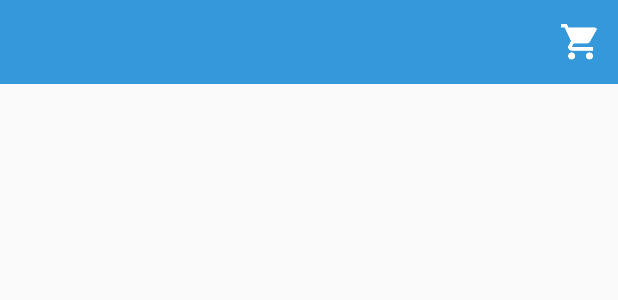
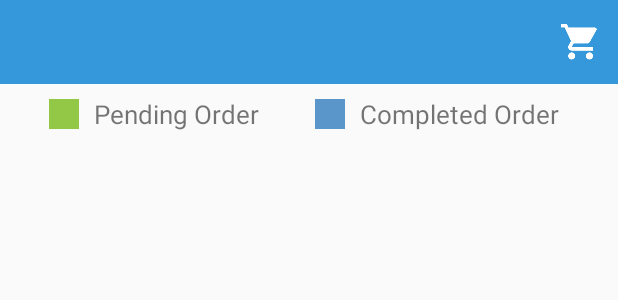
Before and after one commit to sagar091/Agam-Tradeilnks, an Android app: the layout activity_retailer_orders.xml on its own in the app's theme, with its tools: preview values and no code run, on a phone screen of 412 x 824 dp. Shown: the top 300 px of the screen. Run offline under Robolectric (Android 15) with nearby library versions, the light colour scheme and no system bars; network calls fail.

Commit message:
office-work-2-25-9

```diff
--- a/app/src/main/java/com/example/sagar/myapplication/marketing/fragment/RetailerMarketingFragment.java
+++ b/app/src/main/java/com/example/sagar/myapplication/marketing/fragment/RetailerMarketingFragment.java
@@ -16,6 +16,7 @@ import android.widget.ListView;
 
 import com.example.sagar.myapplication.R;
 import com.example.sagar.myapplication.helper.ComplexPreferences;
+import com.example.sagar.myapplication.helper.Functions;
 import com.example.sagar.myapplication.marketing.activity.MarketingDrawerActivity;
 import com.example.sagar.myapplication.marketing.activity.RetailerOrdersActivity;
 import com.example.sagar.myapplication.model.Retailer;
@@ -111,6 +112,8 @@ public class RetailerMarketingFragment extends Fragment {
             @Override
             public void onItemClick(AdapterView<?> parent, View view, int position, long id) {
 
+                Functions.hideKeyPad(getActivity(), view);
+
                 selectRetailerName = parent.getItemAtPosition(position) + "";
                 for (int i = 0; i < finalRetailerData.retailers.size(); i++) {
                     if (finalRetailerData.retailers.get(i).retailer.retailerName.equals(selectRetailerName)) {
--- a/app/src/main/java/com/example/sagar/myapplication/model/OrderClass.java
+++ b/app/src/main/java/com/example/sagar/myapplication/model/OrderClass.java
@@ -24,4 +24,10 @@ public class OrderClass {
 
     @SerializedName("order_id")
     public String order_id;
+
+    @SerializedName("dilivery_pending")
+    public String dilivery_pending;
+
+    @SerializedName("payment_pending")
+    public String payment_pending;
 }
--- a/app/src/main/res/layout/activity_retailer_orders.xml
+++ b/app/src/main/res/layout/activity_retailer_orders.xml
@@ -10,8 +10,9 @@
     <RelativeLayout
         android:layout_width="match_parent"
         android:layout_height="match_parent"
-        android:layout_below="@+id/relative2"
-        android:layout_margin="10dp">
+        android:layout_below="@+id/relative2">
+
+        <include layout="@layout/linear_colors"></include>
 
         <TextView
             android:id="@+id/noData"
@@ -22,5 +23,12 @@
             android:text="No Past Order for this retailer"
             android:textSize="30sp"
             android:visibility="gone" />
+
+        <ListView
+            android:id="@+id/listview"
+            android:layout_width="match_parent"
+            android:layout_height="match_parent"
+            android:layout_below="@+id/linearColors"
+            android:layout_margin="10dp"></ListView>
     </RelativeLayout>
 </RelativeLayout>
--- /dev/null
+++ b/app/src/main/res/layout/linear_colors.xml
@@ -0,0 +1,52 @@
+<?xml version="1.0" encoding="utf-8"?>
+<LinearLayout xmlns:android="http://schemas.android.com/apk/res/android"
+    android:id="@+id/linearColors"
+    android:layout_width="match_parent"
+    android:layout_height="wrap_content"
+    android:layout_marginTop="4dp"
+    android:orientation="horizontal">
+
+    <LinearLayout
+        android:id="@+id/l1"
+        android:layout_width="0dp"
+        android:layout_height="wrap_content"
+        android:layout_weight="0.5"
+        android:gravity="center"
+        android:orientation="horizontal"
+        android:padding="4dp">
+
+        <TextView
+            android:layout_width="20dp"
+            android:layout_height="20dp"
+            android:background="@color/quad_green" />
+
+        <TextView
+            android:layout_width="wrap_content"
+            android:layout_height="wrap_content"
+            android:layout_marginLeft="10dp"
+            android:text="Pending Order"
+            android:textSize="17sp" />
+    </LinearLayout>
+
+    <LinearLayout
+        android:id="@+id/l2"
+        android:layout_width="0dp"
+        android:layout_height="wrap_content"
+        android:layout_weight="0.5"
+        android:gravity="center"
+        android:orientation="horizontal"
+        android:padding="4dp">
+
+        <TextView
+            android:layout_width="20dp"
+            android:layout_height="20dp"
+            android:background="@color/quad_blue" />
+
+        <TextView
+            android:layout_width="match_parent"
+            android:layout_height="wrap_content"
+            android:layout_marginLeft="10dp"
+            android:text="Completed Order"
+            android:textSize="17sp" />
+    </LinearLayout>
+</LinearLayout>
--- a/app/src/main/res/layout/order_row.xml
+++ b/app/src/main/res/layout/order_row.xml
@@ -7,7 +7,7 @@
     <LinearLayout
         android:id="@+id/fullLayout"
         android:layout_width="match_parent"
-        android:layout_height="match_parent"
+        android:layout_height="wrap_content"
         android:background="#ffffff"
         android:orientation="vertical"
         android:padding="3dp">
--- a/app/src/main/res/values/color.xml
+++ b/app/src/main/res/values/color.xml
@@ -15,7 +15,6 @@
     <color name="colorTextPrimary">#212121</color>
     <color name="colorTextSecondary">#727272</color>
     <color name="editText_hint_color">#d1d1d1</color>
-
 
     <color name="quad_blue">#5A96CA</color>
     <color name="quad_orange">#EE9621</color>
```
Also changed, not shown: app/src/main/java/com/example/sagar/myapplication/marketing/activity/RetailerOrdersActivity.java (+111 -1 lines), app/src/main/res/layout/ret_order_row.xml (added, +73 -0 lines).
